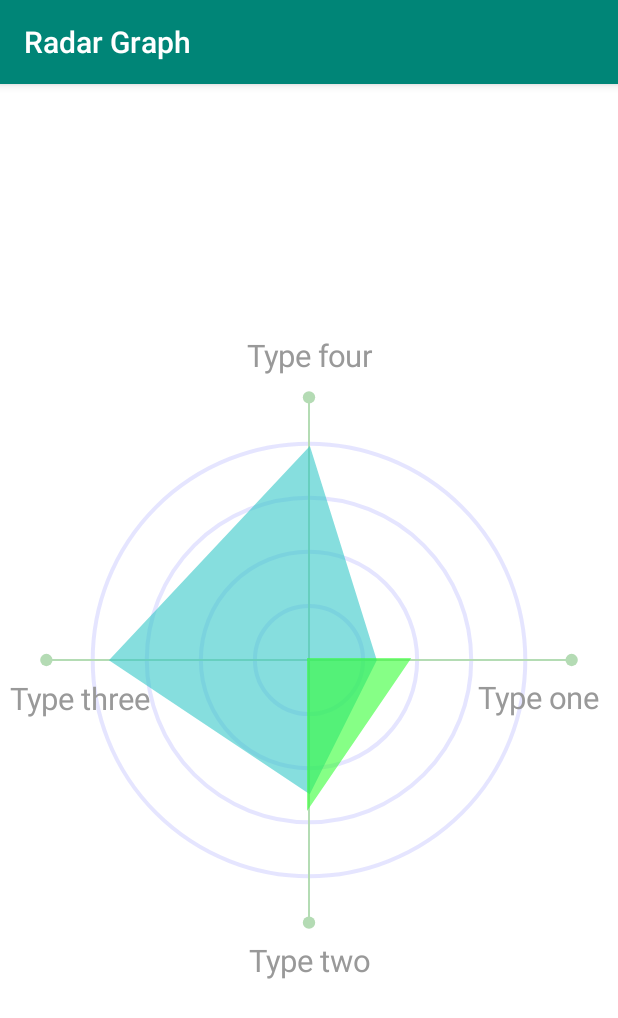
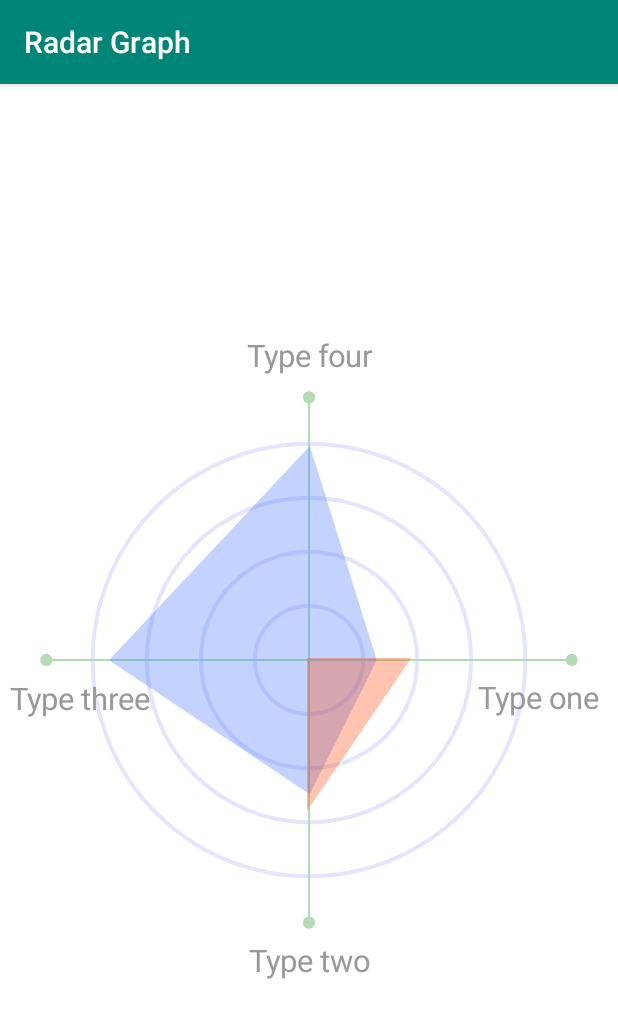
Before and after one commit to maiconhellmann/radar-graph, an Android app: the screen it shows after launch (MainActivity), on a phone screen of 412 x 824 dp. Shown: the top 1018 px of the screen. Run offline under Robolectric (Android 15) with nearby library versions, the phone set to English and light mode, and no system bars.

Commit message:
add dynamic color for the lines

```diff
--- a/app/src/main/java/com/epolly/radargraph/DummyData.kt
+++ b/app/src/main/java/com/epolly/radargraph/DummyData.kt
@@ -30,7 +30,7 @@ class DummyData {
                     Data(
                         id = 1,
                         name = "First",
-                        color = R.color.colorAccent,
+                        color = R.color.graph_first,
                         vertexList = mutableListOf( //
                             Vertex(typeList[0], "100"),
                             Vertex(typeList[1], "200"),
@@ -42,7 +42,7 @@ class DummyData {
                     Data(
                         id = 2,
                         name = "Second",
-                        color = R.color.colorPrimary,
+                        color = R.color.graph_second,
                         vertexList = mutableListOf(
                             Vertex(typeList[0], "150"),
                             Vertex(typeList[1], "220")
@@ -68,31 +68,33 @@ class DummyData {
                     //first
                     Data(
                         id = 1, name = "First",
-                        color = R.color.colorPrimaryDark,
+                        color = R.color.graph_third,
                         vertexList = mutableListOf( //
                             Vertex(typeList[0], "250"),
                             Vertex(typeList[1], "90"),
                             Vertex(typeList[2], "120"),
-                            Vertex(typeList[3], "150")
+                            Vertex(typeList[3], "150"),
+                            Vertex(typeList[4], "150")
                         ) //
                     ),
                     // second
                     Data(
                         id = 2,
                         name = "Second",
-                        color = R.color.defaultLineAxis,
+                        color = R.color.graph_fourth,
                         vertexList = mutableListOf(
                             Vertex(typeList[0], "150"),
                             Vertex(typeList[1], "220"),
                             Vertex(typeList[2], "220"),
-                            Vertex(typeList[3], "500")
+                            Vertex(typeList[3], "500"),
+                            Vertex(typeList[4], "20")
                         )
                     ),
                     // third
                     Data(
                         id = 3,
                         name = "Third",
-                        color = R.color.defaultLineAxis,
+                        color = R.color.graph_first,
                         vertexList = mutableListOf(
                             Vertex(typeList[0], "50"),
                             Vertex(typeList[1], "45"),
--- a/app/src/main/res/values/colors.xml
+++ b/app/src/main/res/values/colors.xml
@@ -3,4 +3,9 @@
     <color name="colorPrimary">#008577</color>
     <color name="colorPrimaryDark">#00574B</color>
     <color name="colorAccent">#D81B60</color>
+
+    <color name="graph_first">#504173F7</color>
+    <color name="graph_second">#50FA4406</color>
+    <color name="graph_third">#5032FD0F</color>
+    <color name="graph_fourth">#50F80AB0</color>
 </resources>
--- a/graph/src/main/java/com/epolly/graph/RadarGraphView.kt
+++ b/graph/src/main/java/com/epolly/graph/RadarGraphView.kt
@@ -5,11 +5,11 @@ import android.annotation.TargetApi
 import android.content.Context
 import android.graphics.*
 import android.os.Build.VERSION_CODES.LOLLIPOP
-import androidx.annotation.ColorRes
-import androidx.core.content.ContextCompat
 import android.util.AttributeSet
 import android.util.Log
 import android.view.View
+import androidx.annotation.ColorRes
+import androidx.core.content.ContextCompat
 
 class RadarGraphView: View {
 
@@ -27,6 +27,8 @@ class RadarGraphView: View {
         context, attrs, defStyleAttr, defStyleRes) {
         initAttrs(attrs)
     }
+
+    private var paintDataList: List<Paint> = emptyList()
 
     private var pathDataList = emptyList<MutableList<PointF>>()
 
@@ -61,7 +63,6 @@ class RadarGraphView: View {
     // Path used to draw the lines between axis
     val path = Path()
 
-
     private lateinit var paintCircles: Paint
 
     private lateinit var noDataFoundText: CharSequence
@@ -88,25 +89,6 @@ class RadarGraphView: View {
             isAntiAlias = true
             textSize = 32f
         }
-    }
-
-
-    // TODO make it dynamic via dataModel
-    private val paintValueDiamond1 = Paint(Paint.ANTI_ALIAS_FLAG).apply {
-        color = Color.argb(150, 50, 200, 200)
-        style = Paint.Style.FILL_AND_STROKE
-        strokeWidth = 4f
-        isAntiAlias = true
-        isDither = true
-    }
-
-    // TODO make it dynamic via dataModel
-    private val paintValueDiamond2 = Paint(Paint.ANTI_ALIAS_FLAG).apply {
-        color = Color.argb(150, 50, 255, 50)
-        style = Paint.Style.FILL_AND_STROKE
-        strokeWidth = 4f
-        isAntiAlias = true
-        isDither = true
     }
 
     private fun initPaintLineAxis(paintColor: Int) {
@@ -180,6 +162,17 @@ class RadarGraphView: View {
                 pathDataList[i].add(index, PointF(0f, 0f))
             }
         }
+
+        //Internal fun
+        fun createRadarPaint(@ColorRes resColor: Int) = Paint(Paint.ANTI_ALIAS_FLAG).apply {
+            color = context.parseColor(resColor)
+            style = Paint.Style.FILL_AND_STROKE
+            strokeWidth = 4f
+            isAntiAlias = true
+            isDither = true
+        }
+
+        paintDataList = dataModel.dataList.map { createRadarPaint(it.color) }
     }
 
     override fun onMeasure(widthMeasureSpec: Int, heightMeasureSpec: Int) {
@@ -283,7 +276,7 @@ class RadarGraphView: View {
                 }
                 path.close()
 
-                drawPath(path, if (i == 0) paintValueDiamond1 else paintValueDiamond2)
+                drawPath(path, paintDataList[i])
             }
         }
     }
```
